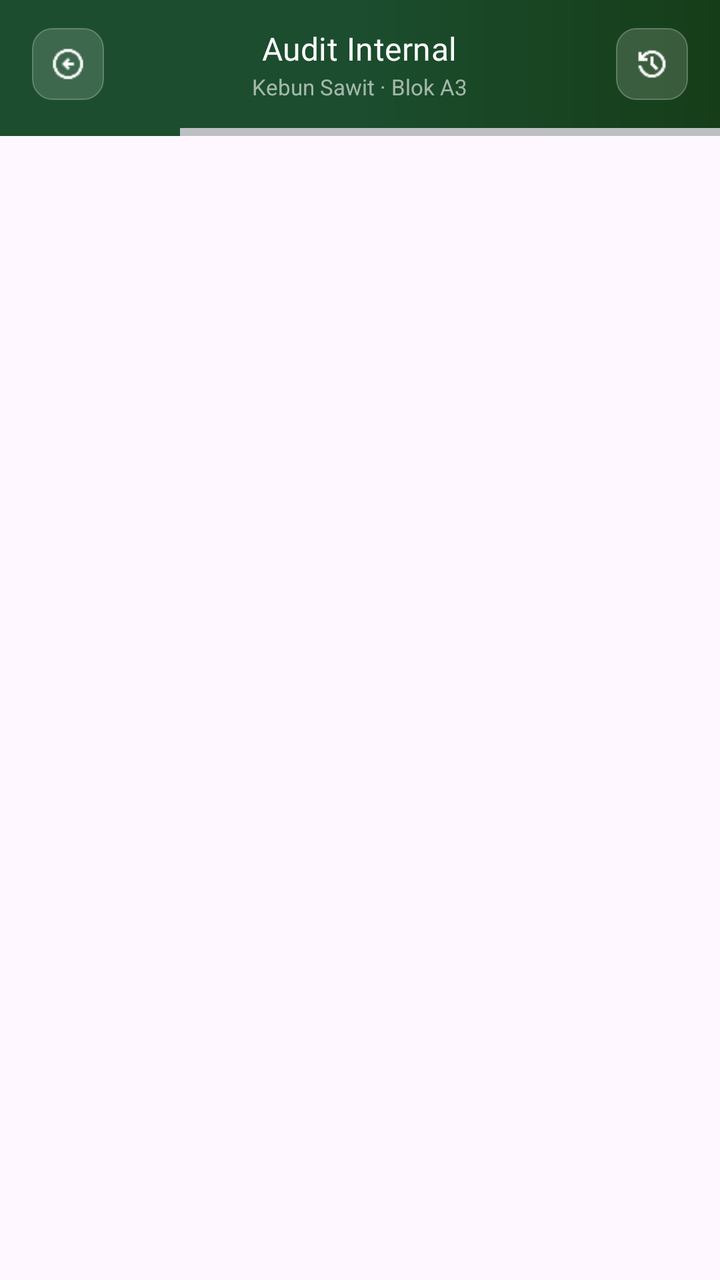
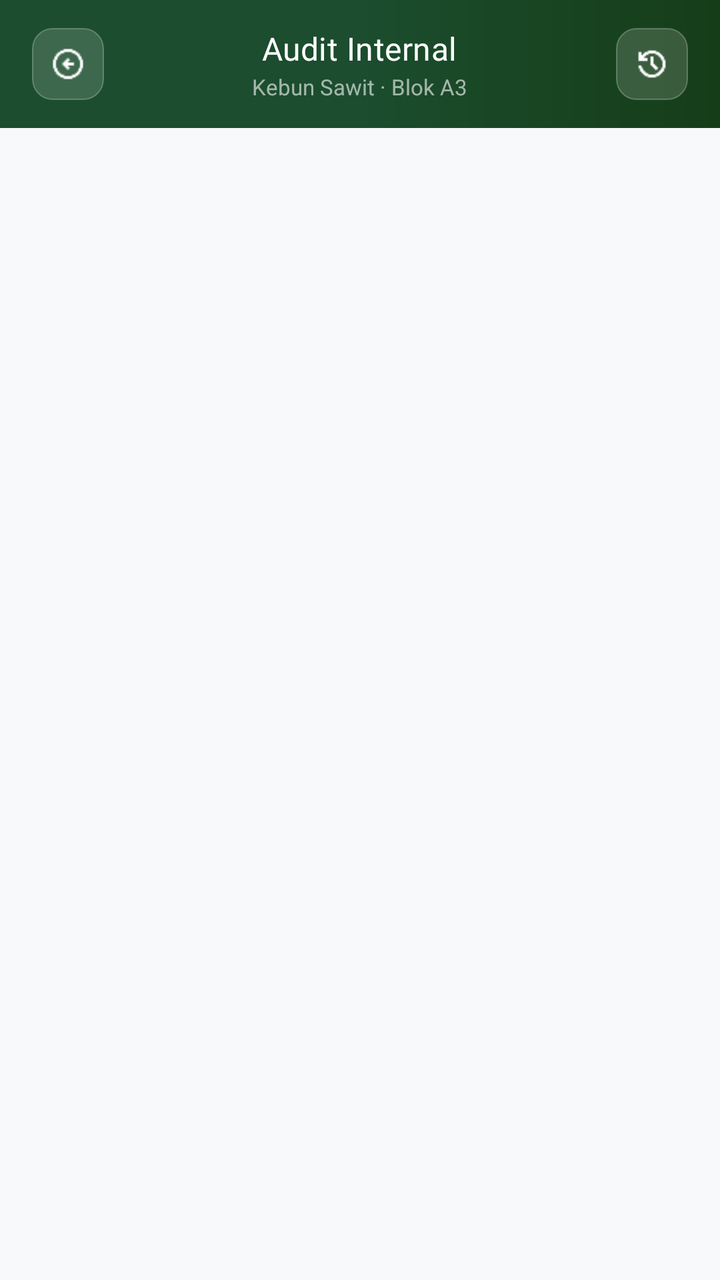

Compare the two renders of this Android layout. The source of the first and the diff that turns it into the second are given below.
<!-- AndroidManifest.xml: application theme Theme.Notasawit -->
<!-- res/layout/activity_audit_internal.xml -->
<?xml version="1.0" encoding="utf-8"?>
<androidx.constraintlayout.widget.ConstraintLayout xmlns:android="http://schemas.android.com/apk/res/android"
    xmlns:app="http://schemas.android.com/apk/res-auto"
    xmlns:tools="http://schemas.android.com/tools"
    android:id="@+id/main"
    android:layout_width="match_parent"
    android:layout_height="match_parent"
    tools:context=".Admin.AuditInternal.AuditInternalActivity">

    
    <LinearLayout
        android:id="@+id/toolbar"
        android:layout_width="match_parent"
        android:layout_height="wrap_content"
        android:orientation="vertical"
        app:layout_constraintTop_toTopOf="parent">

        
        <LinearLayout
            android:layout_width="match_parent"
            android:layout_height="64dp"
            android:orientation="horizontal"
            android:gravity="center_vertical"
            android:paddingStart="16dp"
            android:paddingEnd="16dp"
            android:background="@drawable/bg_toolbar_gradient">

            
            <LinearLayout
                android:id="@+id/btnBack"
                android:layout_width="36dp"
                android:layout_height="36dp"
                android:gravity="center"
                android:background="@drawable/bg_toolbar_btn"
                android:clickable="true"
                android:focusable="true">

                <ImageView
                    android:layout_width="18dp"
                    android:layout_height="18dp"
                    android:src="@drawable/ic_arrow_left"
                    app:tint="#FFFFFF"
                    android:contentDescription="Kembali" />
            </LinearLayout>

            
            <LinearLayout
                android:layout_width="0dp"
                android:layout_height="wrap_content"
                android:layout_weight="1"
                android:orientation="vertical"
                android:gravity="center_horizontal"
                android:layout_marginStart="12dp"
                android:layout_marginEnd="12dp">

                <TextView
                    android:layout_width="wrap_content"
                    android:layout_height="wrap_content"
                    android:text="Audit Internal"
                    android:textColor="#FFFFFF"
                    android:textSize="16sp"
                    android:fontFamily="@font/poppins_bold"
                    android:letterSpacing="0.01" />

                <TextView
                    android:layout_width="wrap_content"
                    android:layout_height="wrap_content"
                    android:text="Kebun Sawit · Blok A3"
                    android:textColor="#99FFFFFF"
                    android:textSize="11sp"
                    android:layout_marginTop="1dp" />
            </LinearLayout>

            
            <LinearLayout
                android:id="@+id/btnRiwayat"
                android:layout_width="36dp"
                android:layout_height="36dp"
                android:gravity="center"
                android:background="@drawable/bg_toolbar_btn"
                android:clickable="true"
                android:focusable="true">

                <ImageView
                    android:layout_width="18dp"
                    android:layout_height="18dp"
                    android:src="@drawable/ic_history"
                    app:tint="#FFFFFF"
                    android:contentDescription="Riwayat" />
            </LinearLayout>

        </LinearLayout>

    </LinearLayout>
    <ProgressBar
        android:id="@+id/progressBarAudit"
        style="?android:attr/progressBarStyleHorizontal"
        android:layout_width="match_parent"
        android:layout_height="4dp"
        android:max="4"
        android:progress="1"
        android:progressTint="#1B4D2E"
        app:layout_constraintTop_toBottomOf="@id/toolbar" />

    <androidx.fragment.app.FragmentContainerView
        android:id="@+id/fragmentContainer"
        android:layout_width="match_parent"
        android:layout_height="0dp"
        app:layout_constraintTop_toBottomOf="@id/progressBarAudit"
        app:layout_constraintBottom_toBottomOf="parent" />
</androidx.constraintlayout.widget.ConstraintLayout>
<!-- resources referenced by this layout -->
<resources>
  <!-- drawable bg_toolbar_btn (drawable) -->
  <?xml version="1.0" encoding="utf-8"?>
  <selector xmlns:android="http://schemas.android.com/apk/res/android">
  
      
      <item android:state_pressed="true">
          <shape android:shape="rectangle">
              <solid android:color="#40FFFFFF" />
              <stroke android:width="0.5dp" android:color="#60FFFFFF" />
              <corners android:radius="10dp" />
          </shape>
      </item>
  
      
      <item>
          <shape android:shape="rectangle">
              <solid android:color="#26FFFFFF" />
              <stroke android:width="0.5dp" android:color="#40FFFFFF" />
              <corners android:radius="10dp" />
          </shape>
      </item>
  
  </selector>
  <!-- drawable bg_toolbar_gradient (drawable) -->
  <?xml version="1.0" encoding="utf-8"?>
  <shape xmlns:android="http://schemas.android.com/apk/res/android">
      <gradient
          android:type="linear"
          android:angle="180"
          android:startColor="#163D18"
          android:centerColor="#1B4D2E"
          android:endColor="#1B4D2E" />
  </shape>
  <!-- drawable ic_arrow_left: png bitmap (drawable, 666 bytes) -->
  <!-- drawable ic_history: png bitmap (drawable, 552 bytes) -->
  <style name="Theme.Notasawit" parent="Base.Theme.Notasawit" />
  <style name="Base.Theme.Notasawit" parent="Theme.Material3.Light.NoActionBar">
          
          <item name="colorPrimary">@color/primary</item>
          <item name="colorSecondary">@color/secondary</item>
          <item name="colorTertiary">@color/tertiary</item>
          <item name="android:statusBarColor">@color/white</item>
          <item name="android:windowLightStatusBar">true</item>
          
          <item name="elevationOverlayEnabled">false</item>
          <item name="colorSurface">@color/white</item>
          
          <item name="colorControlNormal">@color/tertiary</item>
          <item name="colorControlActivated">@color/primary</item>
      </style>
  <color name="primary">#1B4D2E</color>
  <color name="secondary">#D4AF37</color>
  <color name="tertiary">#002617</color>
  <color name="white">#FFFFFFFF</color>
</resources>

<!-- the commit's change to res/layout/activity_audit_internal.xml (unified diff, before → after) -->
@@ -5,6 +5,7 @@
     android:id="@+id/main"
     android:layout_width="match_parent"
     android:layout_height="match_parent"
+    android:background="#F8F9FA"
     tools:context=".Admin.AuditInternal.AuditInternalActivity">
 
     
@@ -100,6 +101,7 @@
         android:max="4"
         android:progress="1"
         android:progressTint="#1B4D2E"
+        android:visibility="gone"
         app:layout_constraintTop_toBottomOf="@id/toolbar" />
 
     <androidx.fragment.app.FragmentContainerView
